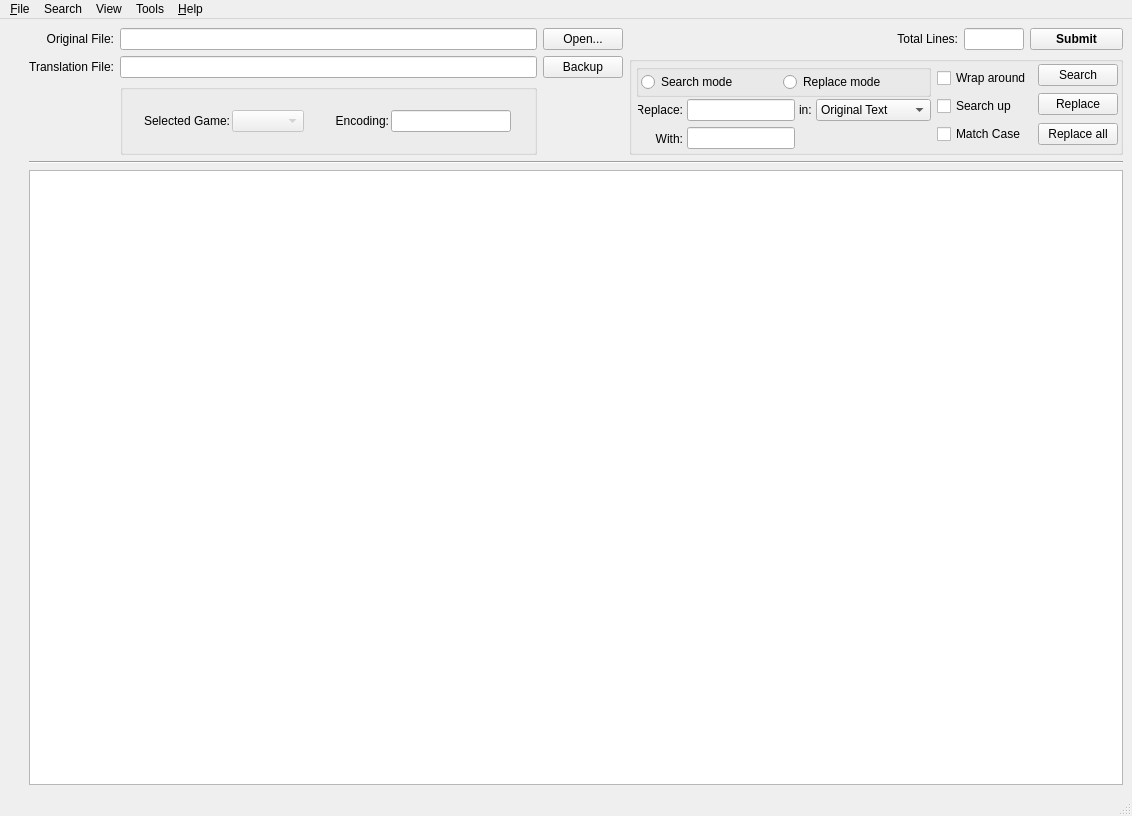
Qt form MISETranslatorSuite/ui/MISEDialogTranslateUIWin.ui (ShadowNate/MISETranslator) before a commit.
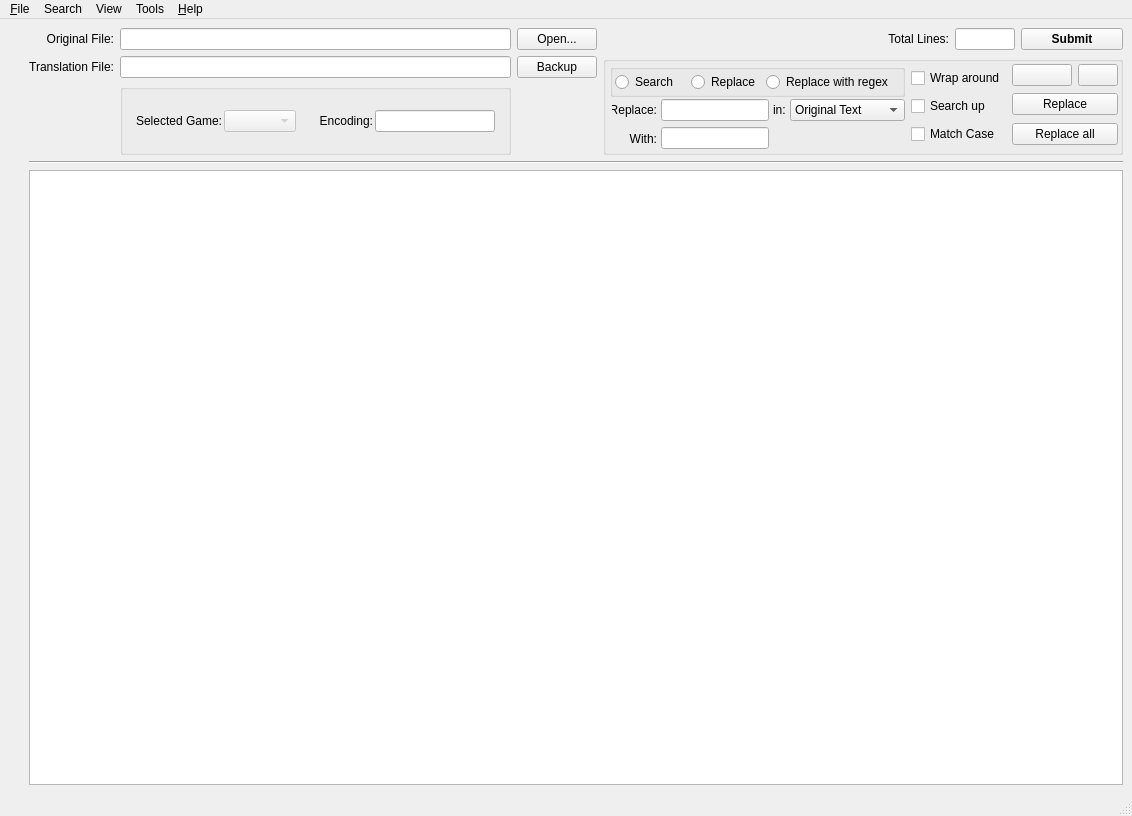
The same form after that commit. Icons and pictures are not drawn.

Commit message: Icons for search Added replace with regex mode

```diff
--- a/MISETranslatorSuite/ui/MISEDialogTranslateUIWin.ui
+++ b/MISETranslatorSuite/ui/MISEDialogTranslateUIWin.ui
@@ -97,7 +97,7 @@
                 <item>
                  <widget class="QRadioButton" name="searchModeRB">
                   <property name="text">
-                   <string>Search mode</string>
+                   <string>Search</string>
                   </property>
                   <property name="autoExclusive">
                    <bool>true</bool>
@@ -107,13 +107,20 @@
                 <item>
                  <widget class="QRadioButton" name="replaceModeRB">
                   <property name="text">
-                   <string>Replace mode</string>
+                   <string>Replace</string>
                   </property>
                   <property name="autoExclusive">
                    <bool>true</bool>
                   </property>
                  </widget>
                 </item>
+                <item>
+                 <widget class="QRadioButton" name="replaceRegExModeRB">
+                  <property name="text">
+                   <string>Replace with regex</string>
+                  </property>
+                 </widget>
+                </item>
                </layout>
               </widget>
              </item>
@@ -273,30 +280,6 @@
          </item>
          <item row="0" column="3">
           <layout class="QGridLayout" name="gridLayout_5">
-           <item row="2" column="1">
-            <widget class="QPushButton" name="replaceAllInQuotesBtn">
-             <property name="text">
-              <string>Replace all</string>
-             </property>
-            </widget>
-           </item>
-           <item row="0" column="1">
-            <widget class="QPushButton" name="FindInQuotesBtn">
-             <property name="text">
-              <string>Search</string>
-             </property>
-             <property name="autoDefault">
-              <bool>false</bool>
-             </property>
-            </widget>
-           </item>
-           <item row="1" column="1">
-            <widget class="QPushButton" name="replaceInQuotesBtn">
-             <property name="text">
-              <string>Replace</string>
-             </property>
-            </widget>
-           </item>
            <item row="1" column="0" rowspan="2">
             <spacer name="verticalSpacer_3">
              <property name="orientation">
@@ -313,6 +296,75 @@
              </property>
             </spacer>
            </item>
+           <item row="0" column="2">
+            <widget class="QPushButton" name="cleanSearchBtn">
+             <property name="minimumSize">
+              <size>
+               <width>30</width>
+               <height>0</height>
+              </size>
+             </property>
+             <property name="toolTip">
+              <string>Clean search</string>
+             </property>
+             <property name="text">
+              <string/>
+             </property>
+             <property name="icon">
+              <iconset resource="images.qrc">
+               <normaloff>:/icons/glyphicons_256_delete.png</normaloff>:/icons/glyphicons_256_delete.png</iconset>
+             </property>
+            </widget>
+           </item>
+           <item row="0" column="1">
+            <widget class="QPushButton" name="FindInQuotesBtn">
+             <property name="minimumSize">
+              <size>
+               <width>60</width>
+               <height>0</height>
+              </size>
+             </property>
+             <property name="toolTip">
+              <string>Find next match</string>
+             </property>
+             <property name="text">
+              <string/>
+             </property>
+             <property name="icon">
+              <iconset resource="images.qrc">
+               <normaloff>:/icons/glyphicons_027_search.png</normaloff>:/icons/glyphicons_027_search.png</iconset>
+             </property>
+             <property name="autoDefault">
+              <bool>false</bool>
+             </property>
+            </widget>
+           </item>
+           <item row="1" column="1" colspan="2">
+            <widget class="QPushButton" name="replaceInQuotesBtn">
+             <property name="minimumSize">
+              <size>
+               <width>90</width>
+               <height>0</height>
+              </size>
+             </property>
+             <property name="text">
+              <string>Replace</string>
+             </property>
+            </widget>
+           </item>
+           <item row="2" column="1" colspan="2">
+            <widget class="QPushButton" name="replaceAllInQuotesBtn">
+             <property name="minimumSize">
+              <size>
+               <width>90</width>
+               <height>0</height>
+              </size>
+             </property>
+             <property name="text">
+              <string>Replace all</string>
+             </property>
+            </widget>
+           </item>
           </layout>
          </item>
         </layout>
@@ -441,6 +493,12 @@
       </item>
       <item row="0" column="8">
        <widget class="QPushButton" name="SubmitChangesBtn">
+        <property name="minimumSize">
+         <size>
+          <width>100</width>
+          <height>0</height>
+         </size>
+        </property>
         <property name="font">
          <font>
           <weight>75</weight>
```
The commit also changes 5 other files.
